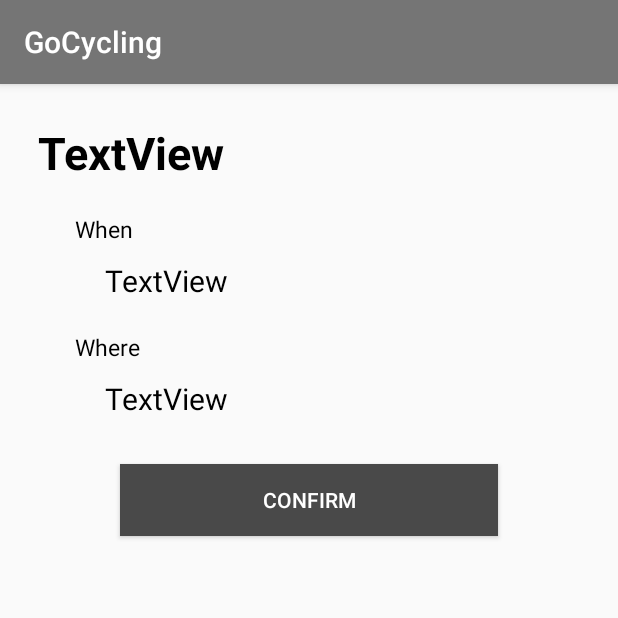
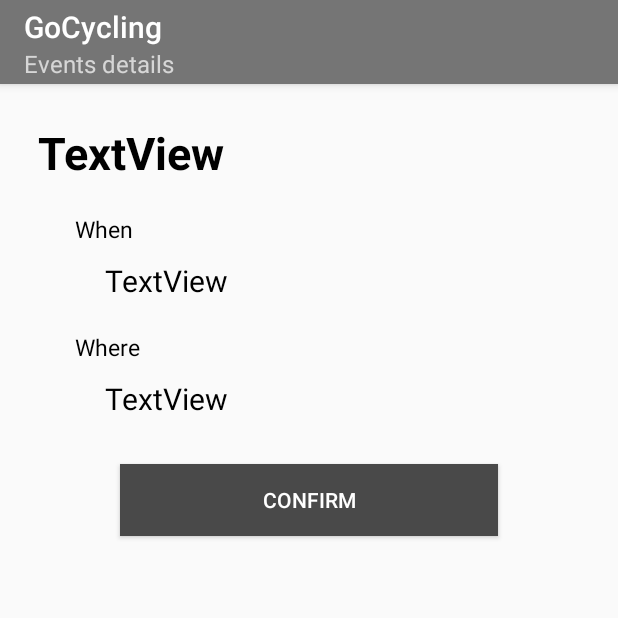
Before and after one commit to fraczekkrzysztof/gocycling-android, an Android app: the EventDetailActivity screen opened directly, with no data from a screen before it, on a phone screen of 412 x 824 dp, the top half of it. Run offline under Robolectric (Android 15) with nearby library versions, the phone set to English and light mode, and no system bars; our stand-ins replace Firebase (no records; nobody signed in at launch, a user with empty details on screens opened directly); libraries missing offline, so code that uses them is left out: com.loopj.android, cz.msebera.android; 8 statements that could not run were skipped.

Commit message:
1. Add title to toolbar 2. Add list of user Confirmed

```diff
--- a/app/src/main/java/com/fraczekkrzysztof/gocycling/event/EventListActivity.java
+++ b/app/src/main/java/com/fraczekkrzysztof/gocycling/event/EventListActivity.java
@@ -65,9 +65,9 @@ public class EventListActivity extends AppCompatActivity implements NavigationVi
         mProgressBar.setVisibility(View.INVISIBLE);
         eventListSwipe = findViewById(R.id.event_list_swipe);
         eventListSwipe.setOnRefreshListener(onRefresListener);
-
         Toolbar mToolbar = findViewById(R.id.event_list_toolbar);
         setSupportActionBar(mToolbar);
+        getSupportActionBar().setSubtitle("All Events");
         mDrawerLayout = findViewById(R.id.event_list_layout);
         mNavigationView = findViewById(R.id.navigation);
         ((TextView)mNavigationView.getHeaderView(0).findViewById(R.id.header_text)).
@@ -109,9 +109,9 @@ public class EventListActivity extends AppCompatActivity implements NavigationVi
         Log.d(TAG, "getEvents: called");
         AsyncHttpClient client = new AsyncHttpClient();
         client.setBasicAuth(getResources().getString(R.string.api_user),getResources().getString(R.string.api_password));
-        String requestAddress = getResources().getString(R.string.api_base_address) + getResources().getString(R.string.api_event_address);
+        String requestAddress = getResources().getString(R.string.api_base_address) + getResources().getString(R.string.api_event_current);
         requestAddress = requestAddress + ApiUtils.PARAMS_START + ApiUtils.getPageToRequest(page);
-        requestAddress = requestAddress + ApiUtils.PARAMS_AND + ApiUtils.getSortToRequest("created", SortTypes.DESC);
+        requestAddress = requestAddress + ApiUtils.PARAMS_AND + ApiUtils.getSortToRequest("ev_date_and_time", SortTypes.ASC);
         Log.d(TAG, "Events: created request " + requestAddress);
         mProgressBar.setVisibility(View.VISIBLE);
         client.get(requestAddress, new JsonHttpResponseHandler(){
--- a/app/src/main/java/com/fraczekkrzysztof/gocycling/eventdetails/EventDetailActivity.java
+++ b/app/src/main/java/com/fraczekkrzysztof/gocycling/eventdetails/EventDetailActivity.java
@@ -4,7 +4,9 @@ import android.content.Intent;
 import android.os.Bundle;
 import android.util.Log;
 import android.view.View;
+import android.widget.ArrayAdapter;
 import android.widget.Button;
+import android.widget.ListView;
 import android.widget.TextView;
 import android.widget.Toast;
 
@@ -26,6 +28,7 @@ import com.loopj.android.http.JsonHttpResponseHandler;
 
 import org.json.JSONObject;
 
+import java.util.ArrayList;
 import java.util.List;
 
 import cz.msebera.android.httpclient.Header;
@@ -39,8 +42,9 @@ public class EventDetailActivity extends AppCompatActivity {
     TextView mWhere;
     TextView mWhen;
     EventModel mEvent;
-    List<String> mUserConfirmed;
+    List<String> mUserConfirmed = new ArrayList<>();
     Button mConfirmButton;
+    ListView mListView;
     @Override
     protected void onCreate(@Nullable Bundle savedInstanceState) {
         super.onCreate(savedInstanceState);
@@ -48,9 +52,11 @@ public class EventDetailActivity extends AppCompatActivity {
         mTitle = findViewById(R.id.event_detail_title);
         mWhere = findViewById(R.id.event_detail_where);
         mWhen = findViewById(R.id.event_detail_when);
+        mListView = findViewById(R.id.list_of_users_confirmed);
         mConfirmButton = findViewById(R.id.event_confirm_button);
         mConfirmButton.setOnClickListener(confirmedButtonClickedListener);
         mEvent = (EventModel) getIntent().getSerializableExtra("Event");
+        getSupportActionBar().setSubtitle("Events details");
         Log.d(TAG, "onCreate: started!");
         getInformationAboutUserConfirmation(FirebaseAuth.getInstance().getCurrentUser().getUid(),mEvent.getId());
         getConfirmedUser();
@@ -176,6 +182,7 @@ public class EventDetailActivity extends AppCompatActivity {
                 for (UserModel user : userList){
                     mUserConfirmed.add(user.getName());
                 }
+                setArrayAdapterToListView();
                 Log.d(TAG, "onSuccess: Successfully retrieved list of user whose already confirmed event");
             }
 
@@ -186,4 +193,9 @@ public class EventDetailActivity extends AppCompatActivity {
             }
         });
     }
+
+    private void setArrayAdapterToListView(){
+        ArrayAdapter arrayAdapter = new ArrayAdapter(getApplicationContext(),android.R.layout.simple_list_item_1,mUserConfirmed);
+        mListView.setAdapter(arrayAdapter);
+    }
 }
--- a/app/src/main/java/com/fraczekkrzysztof/gocycling/myaccount/MyAccount.java
+++ b/app/src/main/java/com/fraczekkrzysztof/gocycling/myaccount/MyAccount.java
@@ -44,6 +44,7 @@ public class MyAccount extends AppCompatActivity {
 
         mUpdateButton = findViewById(R.id.my_account_update_button);
         mUpdateButton.setOnClickListener(updateButtonListener);
+        getSupportActionBar().setSubtitle("My account");
         getUserInfo(FirebaseAuth.getInstance().getCurrentUser());
 
     }
--- a/app/src/main/java/com/fraczekkrzysztof/gocycling/newevent/NewEventActivity.java
+++ b/app/src/main/java/com/fraczekkrzysztof/gocycling/newevent/NewEventActivity.java
@@ -62,6 +62,7 @@ public class NewEventActivity extends AppCompatActivity {
                 }
             }
         });
+        getSupportActionBar().setSubtitle("New event");
     }
 
     private void showDateTimeDialog(final EditText date_time_in) {
--- a/app/src/main/res/layout/event_details.xml
+++ b/app/src/main/res/layout/event_details.xml
@@ -81,4 +81,14 @@
         app:layout_constraintStart_toStartOf="parent"
         app:layout_constraintTop_toBottomOf="@+id/event_detail_where" />
 
+    <ListView
+        android:id="@+id/list_of_users_confirmed"
+        android:layout_width="match_parent"
+        android:layout_height="0dp"
+        android:layout_marginTop="60dp"
+        app:layout_constraintBottom_toBottomOf="parent"
+        app:layout_constraintEnd_toEndOf="parent"
+        app:layout_constraintStart_toStartOf="parent"
+        app:layout_constraintTop_toBottomOf="@+id/event_confirm_button" />
+
 </androidx.constraintlayout.widget.ConstraintLayout>
--- a/app/src/main/res/values/strings_api.xml
+++ b/app/src/main/res/values/strings_api.xml
@@ -2,6 +2,7 @@
 <resources>
     <string name="api_base_address">http://10.0.2.2:8080/</string>
     <string name="api_event_address">api/events</string>
+    <string name="api_event_current">api/events/search/findCurrent</string>
     <string name="api_event_confirmed">api/events/search/findConfirmedByUserUid</string>
     <string name="api_confirmation_address">api/confirmations</string>
     <string name="api_delete_confirmation_by_user_event">api/custom/confirmations/deleteByUserUidAndEventId</string>
```
